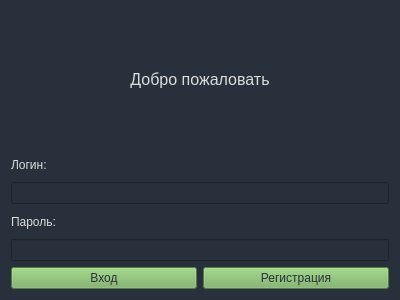
This is client/authregform.ui in nastoiika/TehnologProg as Qt 5 draws it before an edit. The edited form follows.
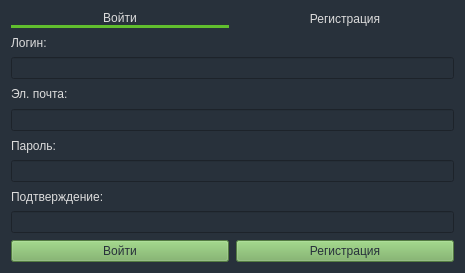
This is the edited form.

```diff
--- a/client/authregform.ui
+++ b/client/authregform.ui
@@ -6,10 +6,16 @@
    <rect>
     <x>0</x>
     <y>0</y>
-    <width>400</width>
-    <height>300</height>
+    <width>465</width>
+    <height>273</height>
    </rect>
   </property>
+  <property name="maximumSize">
+   <size>
+    <width>16777215</width>
+    <height>1000</height>
+   </size>
+  </property>
   <property name="windowTitle">
    <string>Form</string>
   </property>
@@ -17,28 +23,59 @@
    <string notr="true">background-color: rgb(40,49,59);</string>
   </property>
   <layout class="QVBoxLayout" name="verticalLayout_3">
+   <property name="spacing">
+    <number>0</number>
+   </property>
    <item>
-    <widget class="QLabel" name="label_3">
-     <property name="font">
-      <font>
-       <pointsize>12</pointsize>
-      </font>
+    <layout class="QHBoxLayout" name="horizontalLayout_2">
+     <property name="spacing">
+      <number>7</number>
      </property>
-     <property name="styleSheet">
-      <string notr="true">color: rgb(220, 220, 220);</string>
+     <property name="sizeConstraint">
+      <enum>QLayout::SetDefaultConstraint</enum>
      </property>
-     <property name="text">
-      <string>Добро пожаловать</string>
-     </property>
-     <property name="alignment">
-      <set>Qt::AlignCenter</set>
-     </property>
-    </widget>
+     <item>
+      <widget class="QPushButton" name="btn_login">
+       <property name="autoFillBackground">
+        <bool>false</bool>
+       </property>
+       <property name="styleSheet">
+        <string notr="true">border: none; 
+border-bottom: 3px solid rgb(97, 190, 46); 
+color: rgb(220, 220, 220);
+</string>
+       </property>
+       <property name="text">
+        <string>Войти</string>
+       </property>
+      </widget>
+     </item>
+     <item>
+      <widget class="QPushButton" name="btn_registr">
+       <property name="styleSheet">
+        <string notr="true">border: none; 
+color: rgb(220, 220, 220);</string>
+       </property>
+       <property name="text">
+        <string>Регистрация</string>
+       </property>
+      </widget>
+     </item>
+    </layout>
    </item>
    <item>
     <layout class="QVBoxLayout" name="verticalLayout_2">
+     <property name="spacing">
+      <number>7</number>
+     </property>
      <item>
       <layout class="QVBoxLayout" name="verticalLayout">
+       <property name="spacing">
+        <number>0</number>
+       </property>
+       <property name="sizeConstraint">
+        <enum>QLayout::SetMinimumSize</enum>
+       </property>
        <item>
         <widget class="QLabel" name="label">
          <property name="styleSheet">
@@ -68,6 +105,23 @@
           <string notr="true">color: rgb(220, 220, 220);</string>
          </property>
          <property name="text">
+          <string>Эл. почта:</string>
+         </property>
+        </widget>
+       </item>
+       <item>
+        <widget class="QLineEdit" name="line_email">
+         <property name="styleSheet">
+          <string notr="true">color: rgb(220, 220, 220);</string>
+         </property>
+        </widget>
+       </item>
+       <item>
+        <widget class="QLabel" name="label_3">
+         <property name="styleSheet">
+          <string notr="true">color: rgb(220, 220, 220);</string>
+         </property>
+         <property name="text">
           <string>Пароль:</string>
          </property>
         </widget>
@@ -82,6 +136,26 @@
          </property>
         </widget>
        </item>
+       <item>
+        <widget class="QLabel" name="label_4">
+         <property name="styleSheet">
+          <string notr="true">color: rgb(220, 220, 220);</string>
+         </property>
+         <property name="text">
+          <string>Подтверждение:</string>
+         </property>
+        </widget>
+       </item>
+       <item>
+        <widget class="QLineEdit" name="line_confirm">
+         <property name="styleSheet">
+          <string notr="true">color: rgb(220, 220, 220);</string>
+         </property>
+         <property name="echoMode">
+          <enum>QLineEdit::Password</enum>
+         </property>
+        </widget>
+       </item>
       </layout>
      </item>
      <item>
@@ -93,15 +167,15 @@
 color: rgb(40,49,59);</string>
          </property>
          <property name="text">
-          <string>Вход</string>
+          <string>Войти</string>
          </property>
         </widget>
        </item>
        <item>
         <widget class="QPushButton" name="btn_reg">
          <property name="styleSheet">
-          <string notr="true">color: rgb(40,49,59);
-background-color: rgb(117,174,93);</string>
+          <string notr="true">background-color: rgb(117,174,93);
+color: rgb(40,49,59);</string>
          </property>
          <property name="text">
           <string>Регистрация</string>
```
